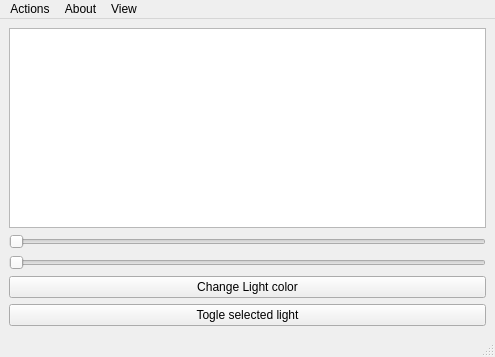
The window that GUI/PhilipsHueGUI/mainwindow.ui (BOB450/OpenHue) describes before a commit, drawn with Qt 5.
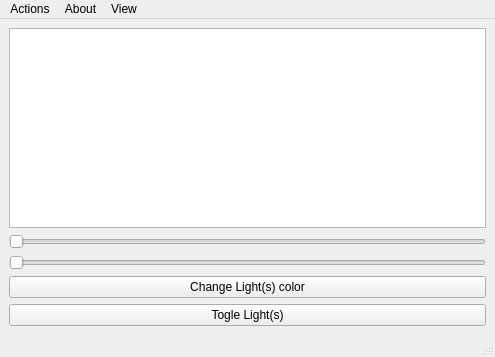
The same window after the commit.

Commit message: renamed buttons

```diff
--- a/GUI/PhilipsHueGUI/mainwindow.ui
+++ b/GUI/PhilipsHueGUI/mainwindow.ui
@@ -21,14 +21,14 @@
     <item row="4" column="0">
      <widget class="QPushButton" name="pushButton_5">
       <property name="text">
-       <string>Change Light color</string>
+       <string>Change Light(s) color</string>
       </property>
      </widget>
     </item>
     <item row="5" column="0">
      <widget class="QPushButton" name="pushButton_4">
       <property name="text">
-       <string>Togle selected light</string>
+       <string>Togle Light(s)</string>
       </property>
      </widget>
     </item>
```
